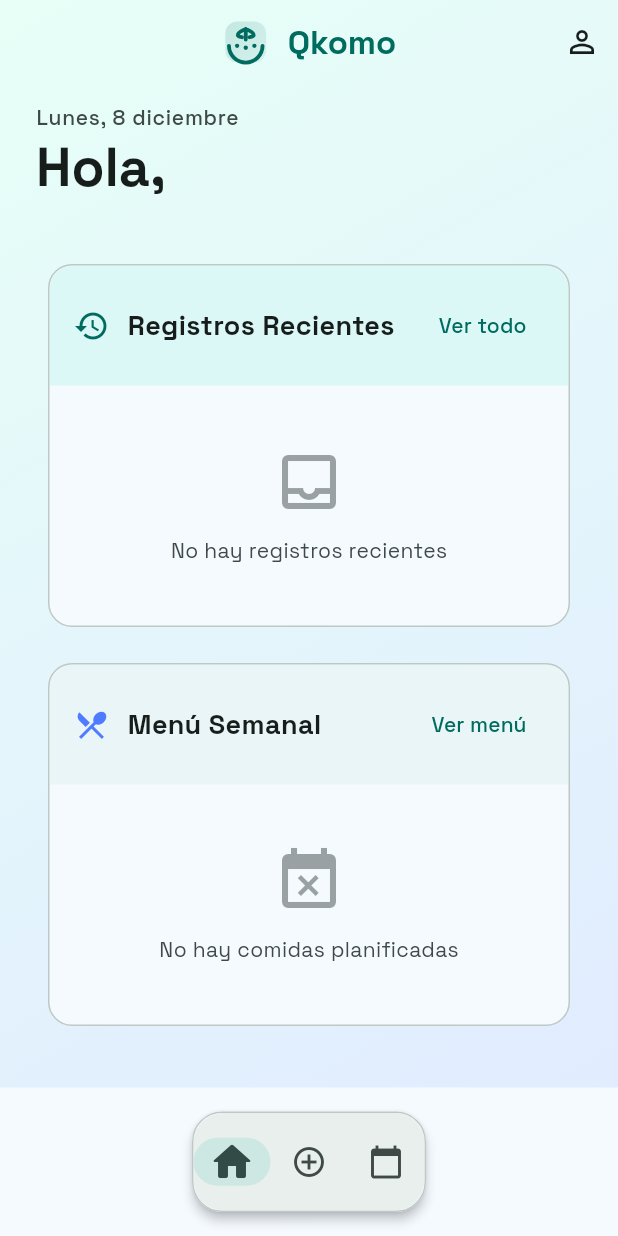
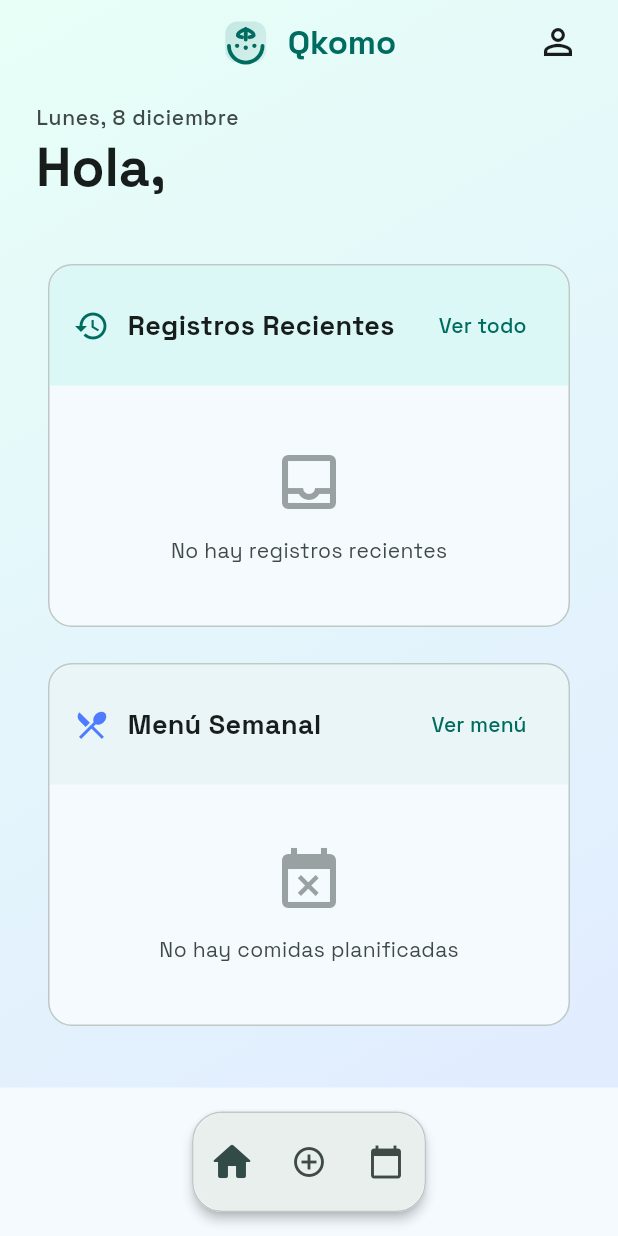
Before and after one commit to Pedrorc90/qkomo-ui, a Flutter app: the screen it shows once a user with an empty profile is signed in, on a phone screen of 412 x 824 dp. Run offline on Flutter 3.47's test engine with Material 3 defaults, Android fonts, the light colour scheme and no system bars; our stand-ins replace connectivity_plus, dio, firebase_auth, firebase_core, fl_chart, flutter_riverpod and 10 more; missing offline and left inert: mobile_scanner, workmanager; accounts and stored records are empty.

Commit message:
shell and profile small changes

```diff
--- a/lib/core/widgets/qkomo_navbar.dart
+++ b/lib/core/widgets/qkomo_navbar.dart
@@ -31,8 +31,10 @@ class QkomoNavBar extends StatelessWidget implements PreferredSizeWidget {
     // Combine custom actions with default profile button
     final allActions = [
       ...?actions,
-      IconButton(
-        icon: const Icon(Icons.person_outline),
+      Padding(
+        padding: const EdgeInsets.symmetric(horizontal: 16),
+        child: IconButton(
+          icon: const Icon(Icons.person_outline, size: 28),
           onPressed: () {
             Navigator.of(context).push(
               MaterialPageRoute(
@@ -41,6 +43,7 @@ class QkomoNavBar extends StatelessWidget implements PreferredSizeWidget {
             );
           },
           tooltip: 'Perfil',
+        ),
       ),
     ];
 
--- a/lib/features/shell/presentation/root_shell.dart
+++ b/lib/features/shell/presentation/root_shell.dart
@@ -47,6 +47,7 @@ class RootShell extends ConsumerWidget {
                 selectedIndex: index,
                 height: 65,
                 labelBehavior: NavigationDestinationLabelBehavior.alwaysHide,
+                indicatorColor: Colors.transparent,
                 onDestinationSelected: (value) =>
                     ref.read(bottomNavIndexProvider.notifier).state = value,
                 destinations: const [
```
Lines whose indentation alone changed are shown as unchanged.
